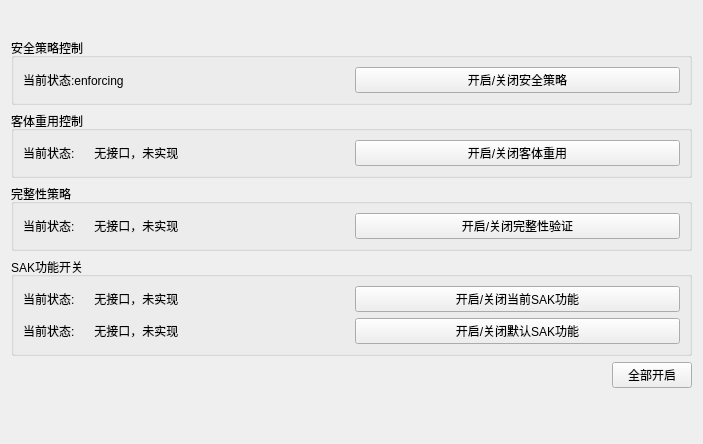
This is SEC/svrctrlpage.ui in liuyufeng509/SecCenter as Qt 5 draws it before an edit. The edited form follows.
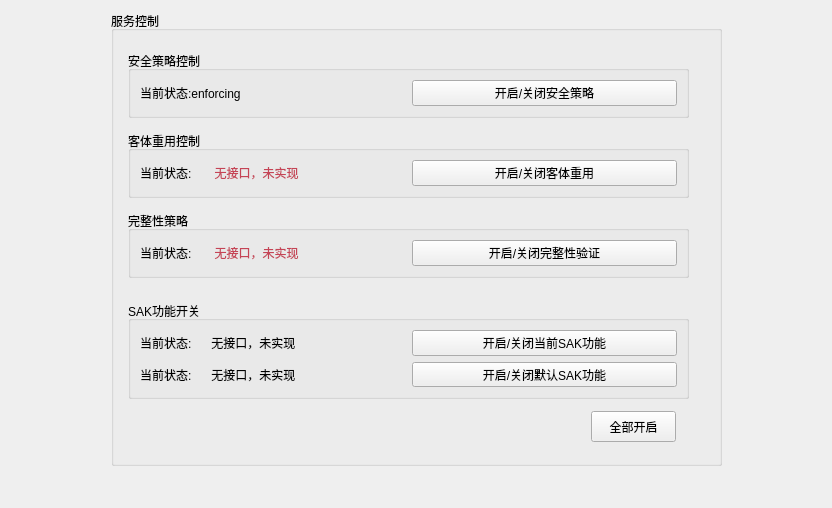
This is the edited form.

What changed in the file:
```diff
--- a/SEC/svrctrlpage.ui
+++ b/SEC/svrctrlpage.ui
@@ -6,19 +6,50 @@
    <rect>
     <x>0</x>
     <y>0</y>
-    <width>703</width>
-    <height>444</height>
+    <width>832</width>
+    <height>508</height>
    </rect>
   </property>
   <property name="windowTitle">
    <string>Form</string>
   </property>
   <layout class="QGridLayout" name="gridLayout">
-   <item row="2" column="0" colspan="2">
+   <item row="0" column="0">
+    <spacer name="horizontalSpacer">
+     <property name="orientation">
+      <enum>Qt::Horizontal</enum>
+     </property>
+     <property name="sizeHint" stdset="0">
+      <size>
+       <width>93</width>
+       <height>20</height>
+      </size>
+     </property>
+    </spacer>
+   </item>
+   <item row="0" column="1">
+    <widget class="QGroupBox" name="groupBox">
+     <property name="minimumSize">
+      <size>
+       <width>611</width>
+       <height>455</height>
+      </size>
+     </property>
+     <property name="title">
+      <string>服务控制</string>
+     </property>
     <widget class="QGroupBox" name="groupBox_9">
      <property name="enabled">
       <bool>true</bool>
      </property>
+      <property name="geometry">
+       <rect>
+        <x>17</x>
+        <y>120</y>
+        <width>561</width>
+        <height>67</height>
+       </rect>
+      </property>
      <property name="title">
       <string>客体重用控制</string>
      </property>
@@ -26,7 +57,7 @@
       <item>
        <widget class="QLabel" name="cur_audstatus_label_2">
         <property name="text">
-         <string>当前状态:      无接口，未实现</string>
+          <string>&lt;html&gt;&lt;head/&gt;&lt;body&gt;&lt;p&gt;当前状态:	&amp;nbsp;&amp;nbsp;&amp;nbsp;&amp;nbsp;&amp;nbsp; &lt;span style=&quot; color:#c54456;&quot;&gt;无接口，未实现&lt;/span&gt;&lt;/p&gt;&lt;/body&gt;&lt;/html&gt;</string>
         </property>
        </widget>
       </item>
@@ -39,12 +70,18 @@
       </item>
      </layout>
     </widget>
-   </item>
-   <item row="3" column="0" colspan="2">
     <widget class="QGroupBox" name="groupBox_10">
      <property name="enabled">
       <bool>true</bool>
      </property>
+      <property name="geometry">
+       <rect>
+        <x>17</x>
+        <y>200</y>
+        <width>561</width>
+        <height>67</height>
+       </rect>
+      </property>
      <property name="title">
       <string>完整性策略</string>
      </property>
@@ -52,7 +89,7 @@
       <item>
        <widget class="QLabel" name="cur_audstatus_label_3">
         <property name="text">
-         <string>当前状态:      无接口，未实现</string>
+          <string>&lt;html&gt;&lt;head/&gt;&lt;body&gt;&lt;p&gt;当前状态:	&amp;nbsp;&amp;nbsp;&amp;nbsp;&amp;nbsp;&amp;nbsp; &lt;span style=&quot; color:#c54456;&quot;&gt;无接口，未实现&lt;/span&gt;&lt;/p&gt;&lt;/body&gt;&lt;/html&gt;</string>
         </property>
        </widget>
       </item>
@@ -65,25 +102,18 @@
       </item>
      </layout>
     </widget>
-   </item>
-   <item row="5" column="0">
-    <spacer name="horizontalSpacer">
-     <property name="orientation">
-      <enum>Qt::Horizontal</enum>
-     </property>
-     <property name="sizeHint" stdset="0">
-      <size>
-       <width>591</width>
-       <height>20</height>
-      </size>
-     </property>
-    </spacer>
-   </item>
-   <item row="4" column="0" colspan="2">
     <widget class="QGroupBox" name="groupBox_11">
      <property name="enabled">
       <bool>true</bool>
      </property>
+      <property name="geometry">
+       <rect>
+        <x>17</x>
+        <y>290</y>
+        <width>561</width>
+        <height>98</height>
+       </rect>
+      </property>
      <property name="title">
       <string>SAK功能开关</string>
      </property>
@@ -118,29 +148,15 @@
       </item>
      </layout>
     </widget>
-   </item>
-   <item row="6" column="1">
-    <spacer name="verticalSpacer_2">
-     <property name="orientation">
-      <enum>Qt::Vertical</enum>
-     </property>
-     <property name="sizeHint" stdset="0">
-      <size>
-       <width>20</width>
-       <height>57</height>
-      </size>
-     </property>
-    </spacer>
-   </item>
-   <item row="5" column="1">
-    <widget class="QPushButton" name="openAllButton">
-     <property name="text">
-      <string>全部开启</string>
-     </property>
-    </widget>
-   </item>
-   <item row="1" column="0" colspan="2">
     <widget class="QGroupBox" name="groupBox_7">
+      <property name="geometry">
+       <rect>
+        <x>17</x>
+        <y>40</y>
+        <width>561</width>
+        <height>67</height>
+       </rect>
+      </property>
      <property name="title">
       <string>安全策略控制</string>
      </property>
@@ -161,8 +177,35 @@
       </item>
      </layout>
     </widget>
+     <widget class="QPushButton" name="openAllButton">
+      <property name="geometry">
+       <rect>
+        <x>480</x>
+        <y>400</y>
+        <width>85</width>
+        <height>31</height>
+       </rect>
+      </property>
+      <property name="text">
+       <string>全部开启</string>
+      </property>
+     </widget>
+    </widget>
    </item>
-   <item row="0" column="0">
+   <item row="0" column="2">
+    <spacer name="horizontalSpacer_2">
+     <property name="orientation">
+      <enum>Qt::Horizontal</enum>
+     </property>
+     <property name="sizeHint" stdset="0">
+      <size>
+       <width>92</width>
+       <height>20</height>
+      </size>
+     </property>
+    </spacer>
+   </item>
+   <item row="1" column="1">
     <spacer name="verticalSpacer">
      <property name="orientation">
       <enum>Qt::Vertical</enum>
@@ -170,7 +213,7 @@
      <property name="sizeHint" stdset="0">
       <size>
        <width>20</width>
-       <height>40</height>
+       <height>26</height>
       </size>
      </property>
     </spacer>
```
Lines whose indentation alone changed are shown as unchanged.
